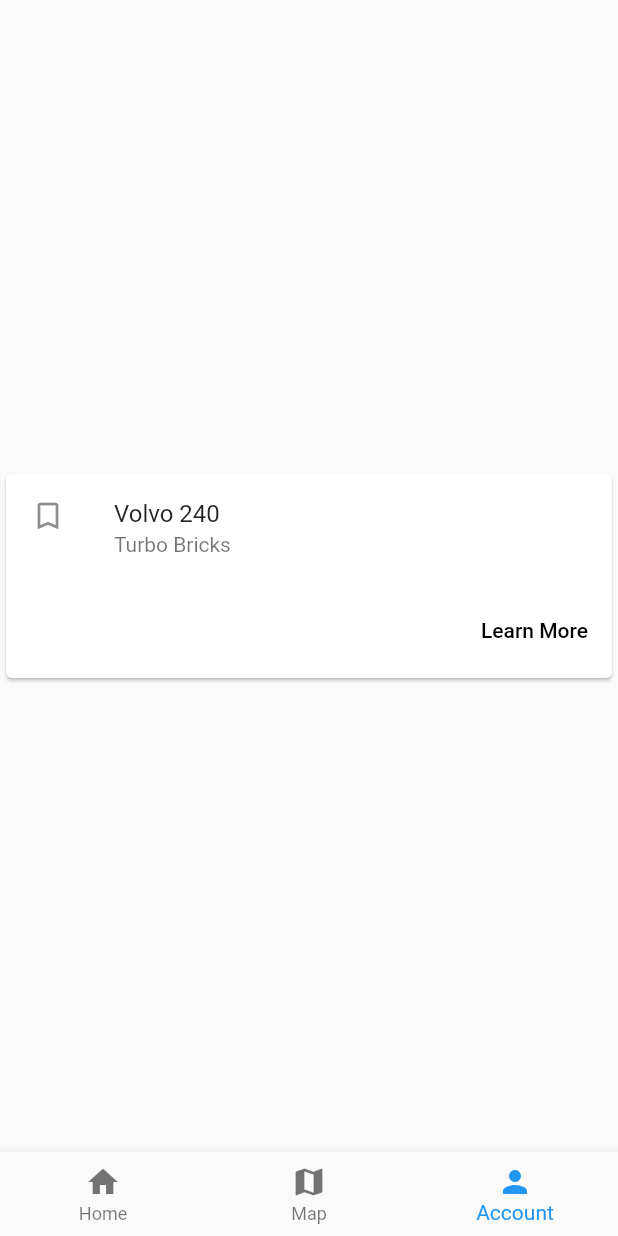
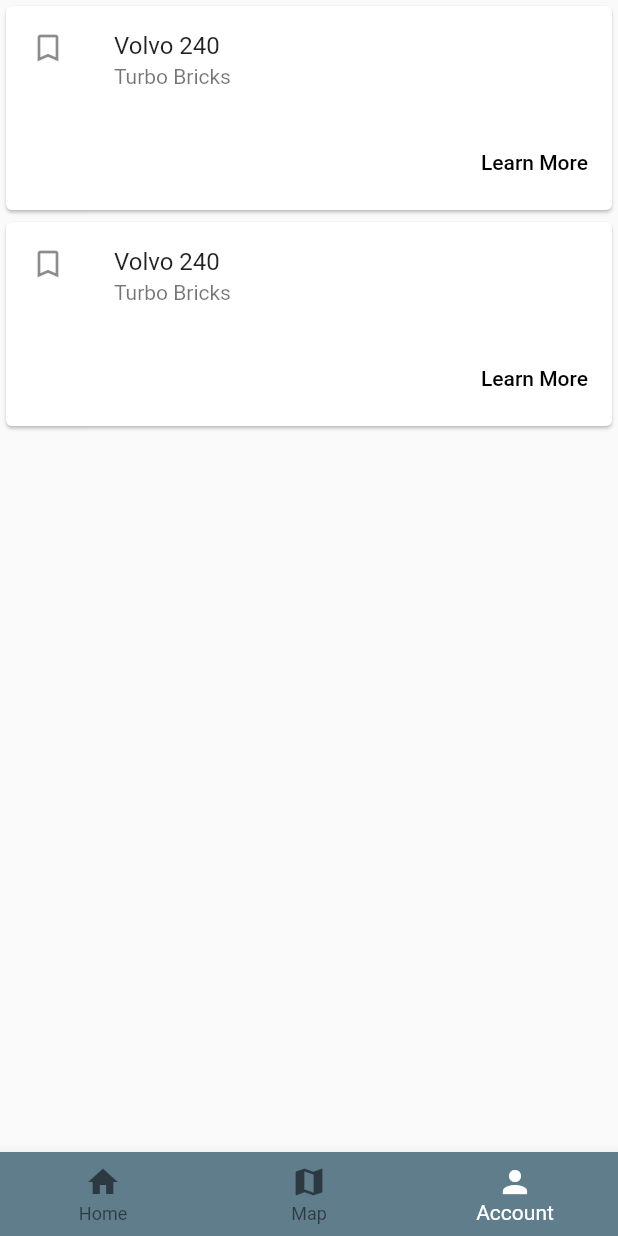
Before and after one commit to jfordnose64/volvoPedia, a Flutter app: the screen it shows after launch, item 3 of the bottom bar chosen, after a tap on "Learn More", on a phone screen of 412 x 824 dp. Run offline on Flutter 3.47's test engine with Material 2 defaults, Android fonts, the phone set to English and light mode, and no system bars.

Commit message:
added new cards and bottom nav

```diff
--- a/lib/Views/home.dart
+++ b/lib/Views/home.dart
@@ -33,6 +33,8 @@ class _HomeState extends State<Home> {
       bottomNavigationBar: BottomNavigationBar(
         onTap: onTabTapped,
         currentIndex: _currentIndex,
+        fixedColor: Colors.white,
+        backgroundColor: Colors.blueGrey,
         items: [
           BottomNavigationBarItem(
               icon: new Icon(Icons.home), title: new Text('Home')),
--- a/lib/Views/models.dart
+++ b/lib/Views/models.dart
@@ -10,8 +10,8 @@ class Models extends StatefulWidget {
 class ModelState extends State<Models> {
   @override
   Widget build(BuildContext context) {
-    return Center(
-      child: Card(
+    return Column(children: <Widget>[
+      Card(
           child: Column(mainAxisSize: MainAxisSize.min, children: <Widget>[
         const ListTile(
           leading: Icon(Icons.bookmark_border),
@@ -27,6 +27,22 @@ class ModelState extends State<Models> {
           ],
         )
       ])),
-    );
+      Card(
+          child: Column(mainAxisSize: MainAxisSize.min, children: <Widget>[
+        const ListTile(
+          leading: Icon(Icons.bookmark_border),
+          title: Text('Volvo 240'),
+          subtitle: Text('Turbo Bricks'),
+        ),
+        ButtonBar(
+          children: <Widget>[
+            FlatButton(
+              child: const Text('Learn More'),
+              onPressed: () {/* ... */},
+            )
+          ],
+        )
+      ]))
+    ]);
   }
 }
--- a/lib/main.dart
+++ b/lib/main.dart
@@ -42,9 +42,8 @@ class FirstScreen extends StatelessWidget {
   @override
   Widget build(BuildContext context) {
     return Scaffold(
-      appBar: AppBar(
-        title: Text('First Screen'),
-      ),
+      appBar:
+          AppBar(title: Text('First Screen'), backgroundColor: Colors.blueGrey),
       body: Center(
         // children: <Widget> [
         //   Text: ('Hello')
```
